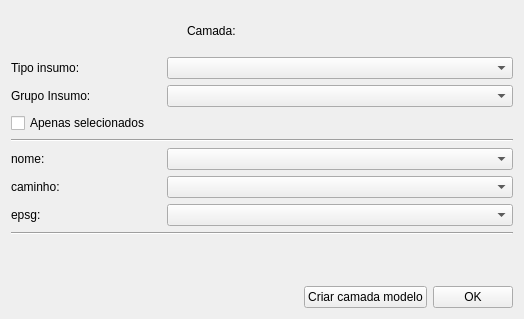
This is uis/createInputs.ui in dsgoficial/SAP_Gerente as Qt 5 draws it before an edit. The edited form follows.
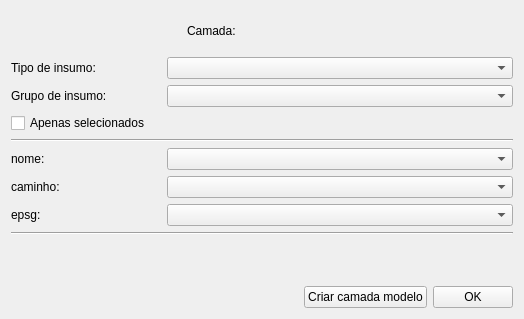
This is the edited form.

Commit message: modificações para gerenciamento de insumos

What changed in the file:
```diff
--- a/uis/createInputs.ui
+++ b/uis/createInputs.ui
@@ -157,7 +157,7 @@
         </size>
        </property>
        <property name="text">
-        <string>Tipo insumo:</string>
+        <string>Tipo de insumo:</string>
        </property>
       </widget>
      </item>
@@ -228,7 +228,7 @@
         </size>
        </property>
        <property name="text">
-        <string>Grupo Insumo:</string>
+        <string>Grupo de insumo:</string>
        </property>
       </widget>
      </item>
```
The commit also changes 16 other files.
